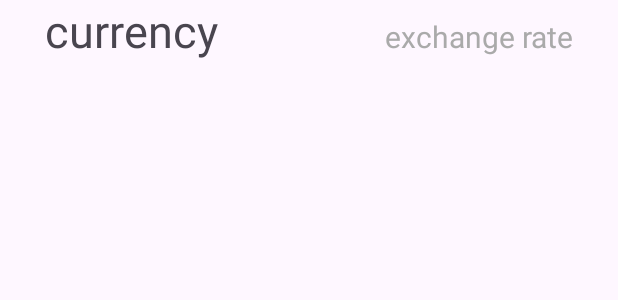
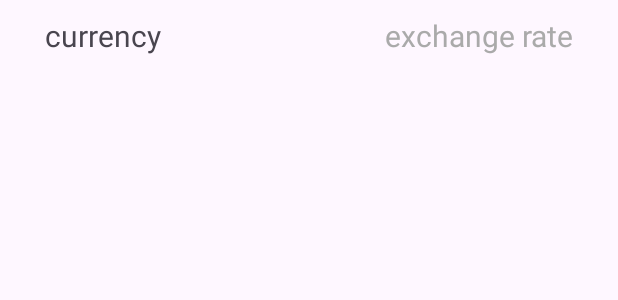
Before and after one commit to alxmtzr/CurrencyConverter, an Android app: the layout list_view_item.xml on its own in the app's theme, with its tools: preview values and no code run, on a phone screen of 412 x 824 dp. Shown: the top 300 px of the screen. Run offline under Robolectric (Android 15) with nearby library versions, the phone set to English and light mode, and no system bars.

Commit message:
adjusted layout

```diff
--- a/app/src/main/java/de/alxmtzr/currencyconverter/CurrencyListAdapter.java
+++ b/app/src/main/java/de/alxmtzr/currencyconverter/adapter/CurrencyListAdapter.java
@@ -1,4 +1,4 @@
-package de.alxmtzr.currencyconverter;
+package de.alxmtzr.currencyconverter.adapter;
 
 import android.content.Context;
 import android.view.LayoutInflater;
@@ -9,7 +9,8 @@ import android.widget.TextView;
 
 import java.util.List;
 
-import de.alxmtzr.currencyconverter.data.model.CurrencyEntry;
+import de.alxmtzr.currencyconverter.R;
+import de.alxmtzr.currencyconverter.adapter.entry.CurrencyEntry;
 
 public class CurrencyListAdapter extends BaseAdapter {
     private List<CurrencyEntry> data;
--- a/app/src/main/java/de/alxmtzr/currencyconverter/data/model/CurrencyEntry.java
+++ b/app/src/main/java/de/alxmtzr/currencyconverter/adapter/entry/CurrencyEntry.java
@@ -1,4 +1,4 @@
-package de.alxmtzr.currencyconverter.data.model;
+package de.alxmtzr.currencyconverter.adapter.entry;
 
 public class CurrencyEntry {
     public String currencyName;
--- a/app/src/main/res/layout/list_view_item.xml
+++ b/app/src/main/res/layout/list_view_item.xml
@@ -9,9 +9,11 @@
         android:id="@+id/list_text_view_item_currency"
         android:layout_width="wrap_content"
         android:layout_height="wrap_content"
-        android:textSize="30dp"
+        android:textSize="20dp"
         android:layout_weight="1"
         android:layout_marginStart="30dp"
+        android:layout_marginTop="10dp"
+        android:layout_marginBottom="20dp"
         android:text="currency" />
 
     <TextView
@@ -20,6 +22,8 @@
         android:layout_height="wrap_content"
         android:layout_weight="1"
         android:layout_marginEnd="30dp"
+        android:layout_marginTop="10dp"
+        android:layout_marginBottom="20dp"
         android:gravity="end"
         android:textSize="20dp"
         android:textColor="@android:color/darker_gray"
```
Also changed, not shown: app/src/main/java/de/alxmtzr/currencyconverter/CurrencyListActivity.java (+2 -6 lines).
